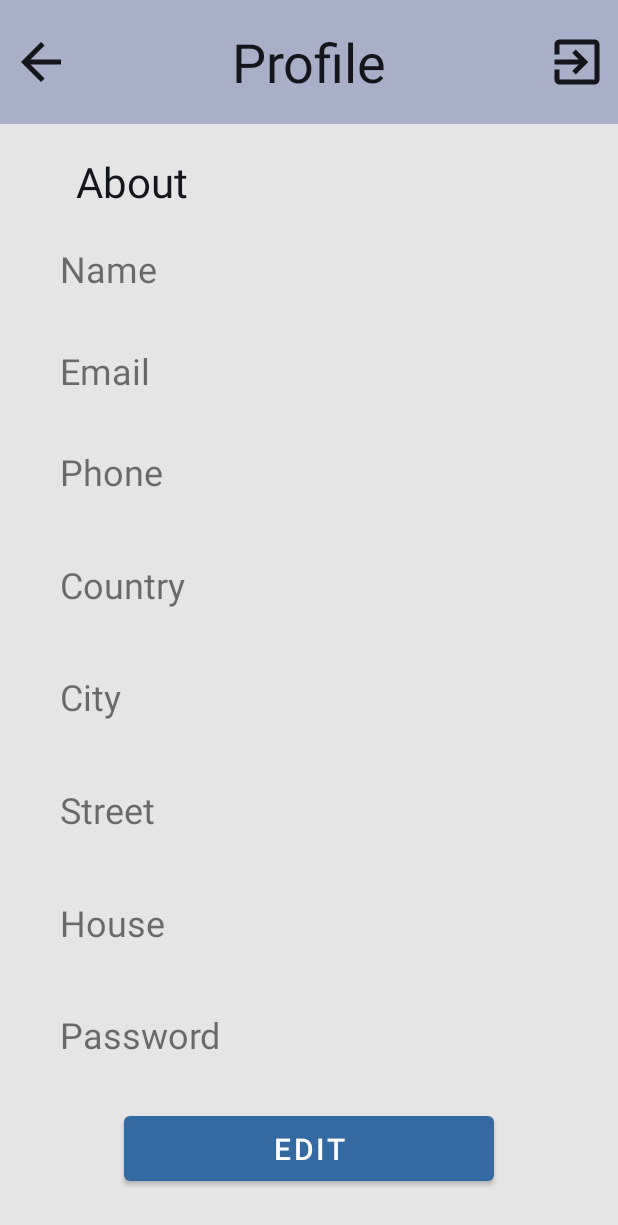
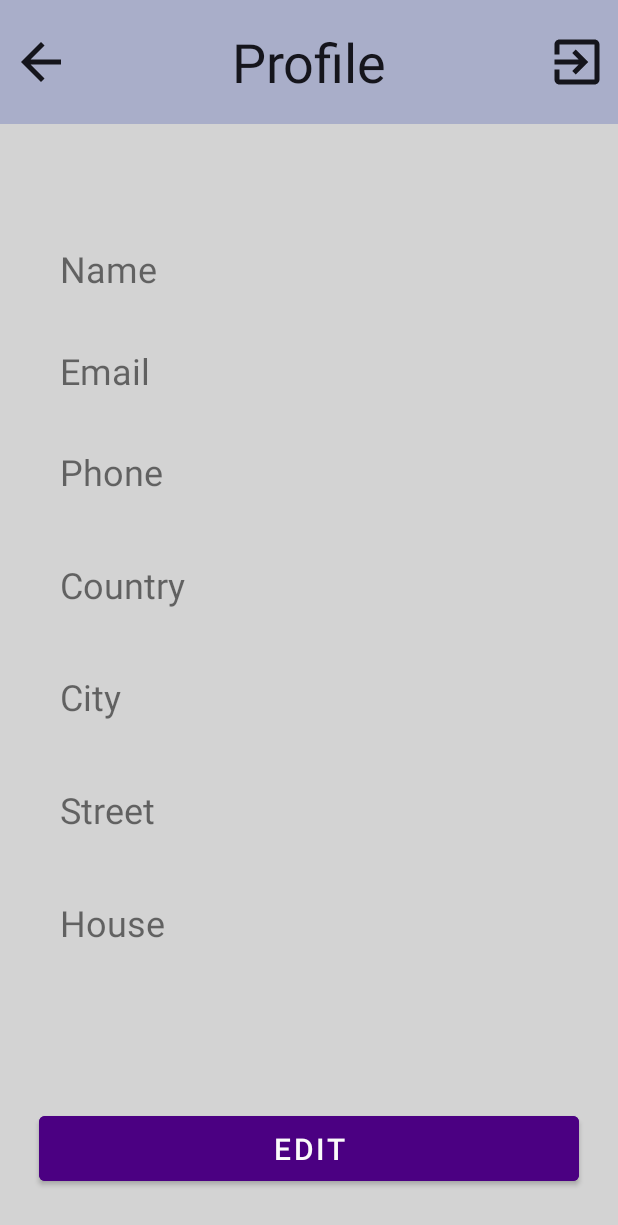
Before and after one commit to rovein/purity-service, an Android app: the ProfileActivity screen opened directly, with no data from a screen before it, on a phone screen of 412 x 824 dp. Shown: the top 1225 px of the screen. Run offline under Robolectric (Android 15) with nearby library versions, the phone set to English and light mode, and no system bars.

Commit message:
Some UI color changes

```diff
--- a/mobile/app/src/main/java/ua/nure/cleaningservice/ui/profile/ProfileActivity.kt
+++ b/mobile/app/src/main/java/ua/nure/cleaningservice/ui/profile/ProfileActivity.kt
@@ -32,7 +32,6 @@ class ProfileActivity : AppCompatActivity() {
     var mCityET: EditText? = null
     var mStreetET: EditText? = null
     var mHouseET: EditText? = null
-    var mPasswordET: EditText? = null
     lateinit var mEditButton: Button
     lateinit var mBack: ImageView
     lateinit var mLogOut: ImageView
@@ -116,7 +115,6 @@ class ProfileActivity : AppCompatActivity() {
         mCityET = findViewById(R.id.profile_city_edit)
         mStreetET = findViewById(R.id.profile_street_edit)
         mHouseET = findViewById(R.id.profile_house_edit)
-        mPasswordET = findViewById(R.id.profile_password_edit)
         mEditButton = findViewById(R.id.edit_profile_btn)
         mEditButton.setOnClickListener(View.OnClickListener { v: View? -> startEditing() })
         mBack = findViewById(R.id.back_btn)
@@ -140,7 +138,6 @@ class ProfileActivity : AppCompatActivity() {
         mCityET!!.visibility = View.GONE
         mStreetET!!.visibility = View.GONE
         mHouseET!!.visibility = View.GONE
-        mPasswordET!!.visibility = View.GONE
         mNameTV!!.visibility = View.VISIBLE
         mEmailTV!!.visibility = View.VISIBLE
         mPhoneTV!!.visibility = View.VISIBLE
@@ -168,7 +165,6 @@ class ProfileActivity : AppCompatActivity() {
         mCityET!!.visibility = View.VISIBLE
         mStreetET!!.visibility = View.VISIBLE
         mHouseET!!.visibility = View.VISIBLE
-        mPasswordET!!.visibility = View.VISIBLE
         mNameET!!.setText(User.getInstance().name)
         mEmailET!!.setText(User.getInstance().email)
         mPhoneET!!.setText(User.getInstance().phoneNumber)
@@ -215,7 +211,6 @@ class ProfileActivity : AppCompatActivity() {
         mCityET!!.visibility = View.GONE
         mStreetET!!.visibility = View.GONE
         mHouseET!!.visibility = View.GONE
-        mPasswordET!!.visibility = View.GONE
         User.getInstance().setName(mNameET!!.text.toString())
             .setEmail(mEmailET!!.text.toString())
             .setPhoneNumber(mPhoneET!!.text.toString()).address = Address(
--- a/mobile/app/src/main/res/layout/activity_placements.xml
+++ b/mobile/app/src/main/res/layout/activity_placements.xml
@@ -9,7 +9,7 @@
     <ImageView
         android:id="@+id/header_bg"
         android:layout_width="match_parent"
-        android:layout_height="0dp"
+        android:layout_height="70dp"
         app:layout_constraintHeight_percent=".15"
         android:background="@color/extra_light"
         app:layout_constraintTop_toTopOf="parent" />
--- a/mobile/app/src/main/res/layout/activity_profile.xml
+++ b/mobile/app/src/main/res/layout/activity_profile.xml
@@ -52,7 +52,6 @@
     <TextView
         android:layout_width="wrap_content"
         android:layout_height="wrap_content"
-        android:text="@string/about"
         style="@style/custom_title"
         android:textStyle="normal"
         android:textSize="28sp"
@@ -304,36 +303,9 @@
             style="@style/custom_input" />
     </LinearLayout>
 
-    <LinearLayout
-        android:layout_width="match_parent"
-        android:layout_height="wrap_content"
-        android:orientation="horizontal"
-        app:layout_constraintTop_toTopOf="parent"
-        app:layout_constraintBottom_toBottomOf="parent"
-        app:layout_constraintStart_toStartOf="parent"
-        app:layout_constraintEnd_toEndOf="parent"
-        app:layout_constraintVertical_bias=".87"
-        app:layout_constraintHorizontal_bias=".15"
-        android:layout_margin="20dp">
-
-        <TextView
-            android:layout_width="wrap_content"
-            android:layout_height="wrap_content"
-            android:text="@string/password"
-            style="@style/sample_text"
-            android:layout_marginHorizontal="20dp"/>
-
-        <EditText
-            android:id="@+id/profile_password_edit"
-            android:layout_width="match_parent"
-            android:layout_height="wrap_content"
-            android:visibility="gone"
-            style="@style/custom_input" />
-    </LinearLayout>
-
     <Button
         android:id="@+id/edit_profile_btn"
-        android:layout_width="0dp"
+        android:layout_width="360dp"
         android:layout_height="wrap_content"
         android:text="@string/edit"
         style="@style/custom_button"
--- a/mobile/app/src/main/res/layout/activity_sign_in.xml
+++ b/mobile/app/src/main/res/layout/activity_sign_in.xml
@@ -92,7 +92,6 @@
             app:layout_constraintTop_toBottomOf="@id/signup_subtitle"
             app:layout_constraintStart_toStartOf="@id/signup_title"
             app:layout_constraintEnd_toEndOf="@id/signup_title"
-            app:layout_constraintBottom_toBottomOf="go_to_sign_in"
             app:layout_constraintVertical_bias=".7"
             android:layout_marginTop="440dp" />
 
--- a/mobile/app/src/main/res/layout/placement_card.xml
+++ b/mobile/app/src/main/res/layout/placement_card.xml
@@ -6,6 +6,7 @@
 
     <RelativeLayout
         style="@style/card_rl"
+            android:background="@color/light_grey"
         android:layout_height="wrap_content">
 
         <LinearLayout
@@ -156,7 +157,7 @@
             android:layout_alignParentEnd="true"
             android:layout_alignParentBottom="true"
             android:layout_marginStart="25dp"
-            android:layout_marginTop="20dp"
+            android:layout_marginTop="0dp"
             android:layout_marginEnd="25dp"
             android:layout_marginBottom="10dp"
             android:text="@string/delete" />
--- a/mobile/app/src/main/res/values/colors.xml
+++ b/mobile/app/src/main/res/values/colors.xml
@@ -10,7 +10,7 @@
     <color name="indigo">#4b0082 </color>
 
     <color name="light">#fbfbfb</color>
-    <color name="light_grey">#e5e5e5</color>
+    <color name="light_grey">#D3D3D3</color>
     <color name="main_light">#3569A1</color>
     <color name="main_dark">#3f51b5</color>
     <color name="dark">#15151C</color>
--- a/mobile/app/src/main/res/values/styles.xml
+++ b/mobile/app/src/main/res/values/styles.xml
@@ -25,6 +25,7 @@
     <style name="custom_input"></style>
 
     <style name="custom_button">
+        <item name="android:backgroundTint">@color/indigo</item>
         <item name="android:textSize">20sp</item>
         <item name="android:padding">8dp</item>
     </style>
@@ -43,7 +44,7 @@
     <style name="card_header">
         <item name="android:layout_width">match_parent</item>
         <item name="android:layout_height">wrap_content</item>
-        <item name="android:background">@color/main_dark</item>
+        <item name="android:background">@color/indigo</item>
         <item name="android:paddingStart">20dp</item>
         <item name="android:paddingTop">15dp</item>
         <item name="android:paddingBottom">15dp</item>
@@ -74,7 +75,7 @@
     <style name="button">
         <item name="android:layout_height">wrap_content</item>
         <item name="android:textColor">@color/white</item>
-        <item name="android:background">@drawable/button</item>
+        <item name="android:backgroundTint">@color/indigo</item>
         <item name="android:textAllCaps">false</item>
     </style>
 
```
Also changed, not shown: 1 other file.
